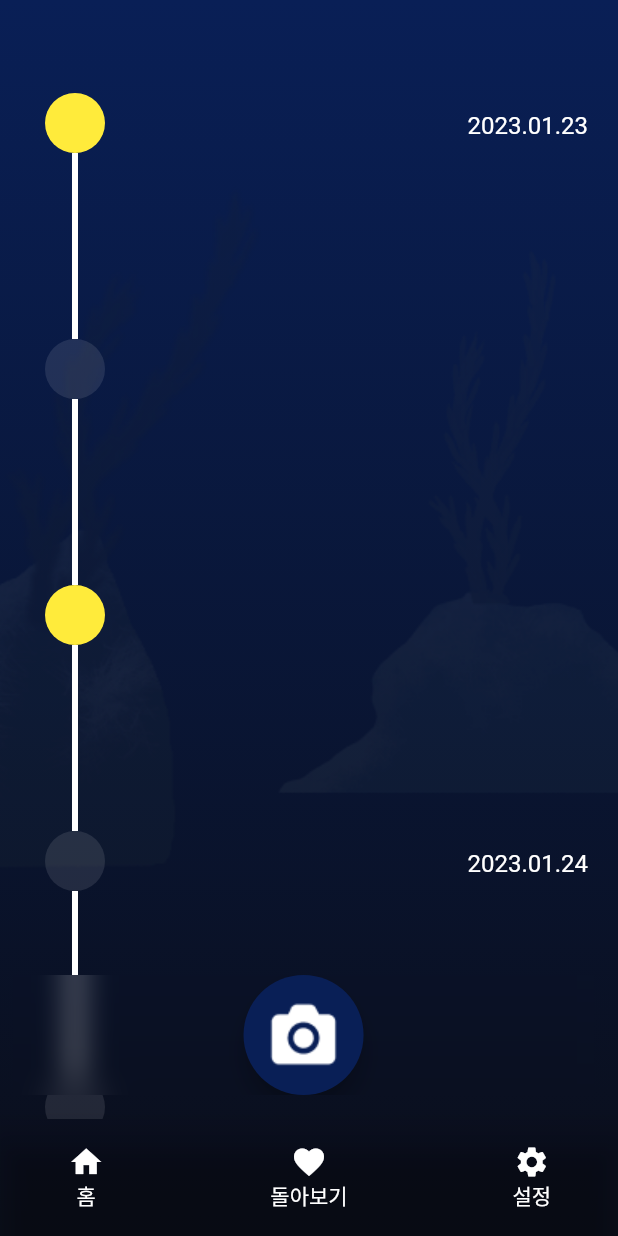
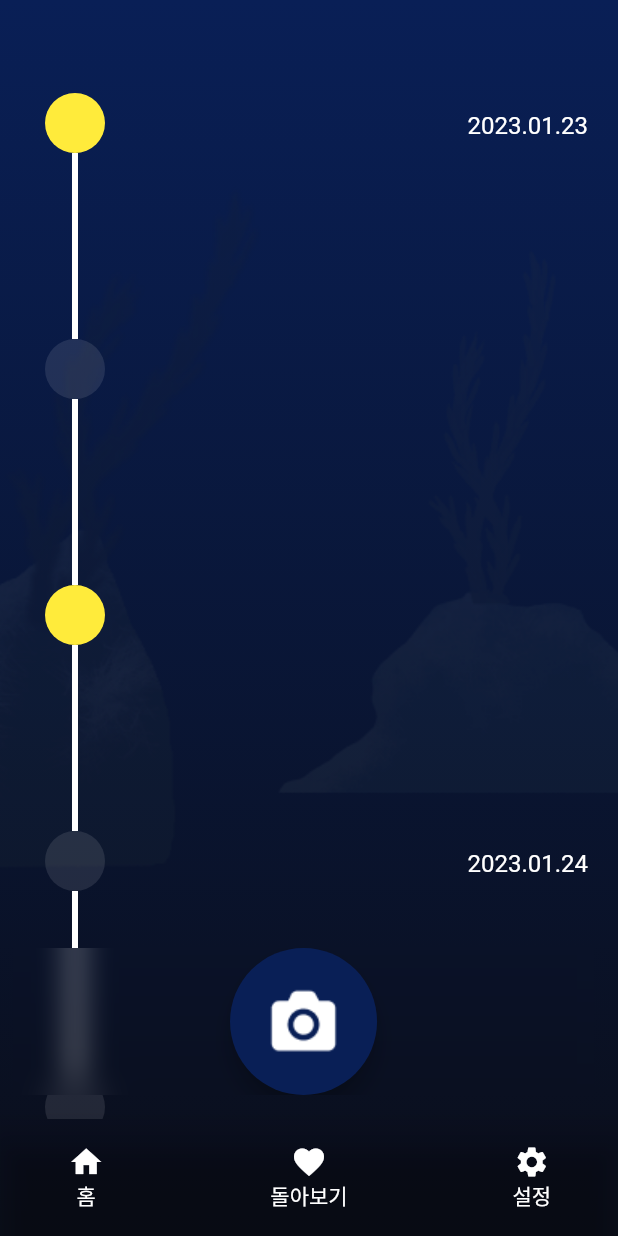
Before and after one commit to NORITHON/MOA, a Flutter app: the screen it shows after launch, on a phone screen of 412 x 824 dp. Run offline on Flutter 3.47's test engine with Material 2 defaults, Android fonts, the phone set to English and light mode, and no system bars; drawn by our look-alikes of timeline_tile; our stand-ins replace camera, flutter_highlight, flutter_svg, google_fonts, image_picker, page_transition; missing offline and left inert: google_mlkit_commons, google_mlkit_face_detection; Roboto replaces fonts that are missing (PretendardVariable); project files that could hold a hidden picture were left out.

```diff
--- a/lib/src/showcase_timeline_tile.dart
+++ b/lib/src/showcase_timeline_tile.dart
@@ -99,7 +99,7 @@ class _ShowcaseTimelineTileState extends State<ShowcaseTimelineTile> {
               child: SizedBox(
                 width: MediaQuery.of(context).size.width * 0.94,
                 //width: 410,
-                height: 80,
+                height: 98,
                 child: FloatingActionButton(
                   onPressed: () {
                     // _showModalBottomSheet();
```
